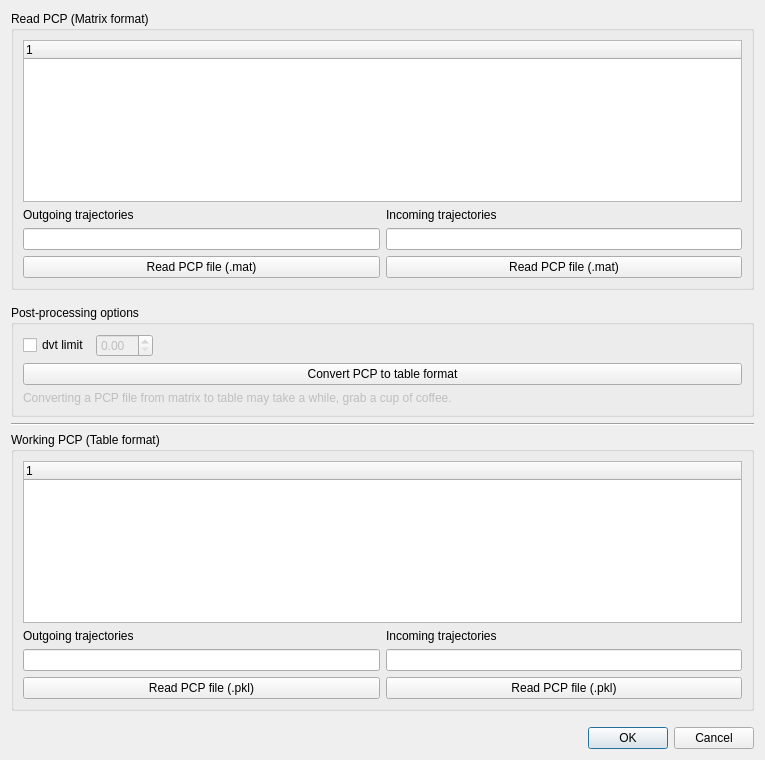
jorialand/sonet_tfm_horia, file src/sonet_pcp_manager.ui: the form before one commit.
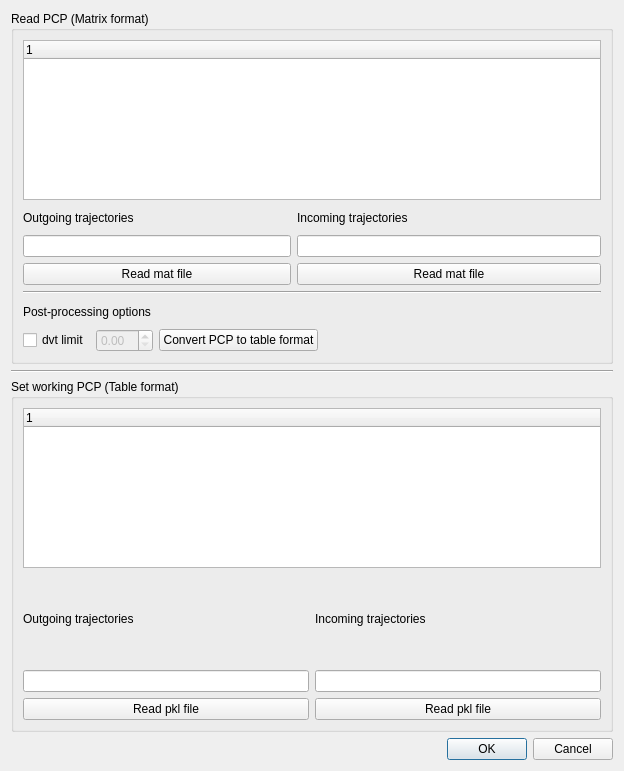
The form after the commit.

Commit message: [#46] The user can load a huge mat file, and reduce it size when converting to table, by filtering the max allowed dvt value. - Changes in SonetPCPManagerQt ui.

Diff of the .ui file:
```diff
--- a/src/sonet_pcp_manager.ui
+++ b/src/sonet_pcp_manager.ui
@@ -9,12 +9,12 @@
    <rect>
     <x>0</x>
     <y>0</y>
-    <width>765</width>
-    <height>760</height>
+    <width>624</width>
+    <height>771</height>
    </rect>
   </property>
   <property name="sizePolicy">
-   <sizepolicy hsizetype="MinimumExpanding" vsizetype="MinimumExpanding">
+   <sizepolicy hsizetype="MinimumExpanding" vsizetype="Maximum">
     <horstretch>0</horstretch>
     <verstretch>0</verstretch>
    </sizepolicy>
@@ -22,7 +22,13 @@
   <property name="minimumSize">
    <size>
     <width>0</width>
-    <height>700</height>
+    <height>0</height>
+   </size>
+  </property>
+  <property name="maximumSize">
+   <size>
+    <width>16777215</width>
+    <height>16777215</height>
    </size>
   </property>
   <property name="windowTitle">
@@ -32,111 +38,6 @@
    <double>0.970000000000000</double>
   </property>
   <layout class="QGridLayout" name="gridLayout">
-   <item row="16" column="0">
-    <layout class="QHBoxLayout" name="status_bar_HLayout">
-     <property name="sizeConstraint">
-      <enum>QLayout::SetDefaultConstraint</enum>
-     </property>
-    </layout>
-   </item>
-   <item row="9" column="0">
-    <spacer name="verticalSpacer">
-     <property name="orientation">
-      <enum>Qt::Vertical</enum>
-     </property>
-     <property name="sizeHint" stdset="0">
-      <size>
-       <width>20</width>
-       <height>40</height>
-      </size>
-     </property>
-    </spacer>
-   </item>
-   <item row="7" column="0">
-    <widget class="Line" name="line">
-     <property name="orientation">
-      <enum>Qt::Horizontal</enum>
-     </property>
-    </widget>
-   </item>
-   <item row="3" column="0">
-    <widget class="QGroupBox" name="sonet_read_pcp_qgb">
-     <property name="sizePolicy">
-      <sizepolicy hsizetype="Preferred" vsizetype="Preferred">
-       <horstretch>0</horstretch>
-       <verstretch>0</verstretch>
-      </sizepolicy>
-     </property>
-     <property name="title">
-      <string>Read PCP (Matrix format)</string>
-     </property>
-     <layout class="QGridLayout" name="gridLayout_4">
-      <item row="1" column="1">
-       <widget class="QLabel" name="label_5">
-        <property name="text">
-         <string>Incoming trajectories</string>
-        </property>
-       </widget>
-      </item>
-      <item row="0" column="0" colspan="2">
-       <widget class="QTreeWidget" name="sonet_read_pcp_qtw">
-        <property name="sizePolicy">
-         <sizepolicy hsizetype="Preferred" vsizetype="Preferred">
-          <horstretch>0</horstretch>
-          <verstretch>0</verstretch>
-         </sizepolicy>
-        </property>
-        <column>
-         <property name="text">
-          <string notr="true">1</string>
-         </property>
-        </column>
-       </widget>
-      </item>
-      <item row="3" column="0">
-       <widget class="QPushButton" name="sonet_read_pcp_outgoing_trajectories_matrix_qpb">
-        <property name="enabled">
-         <bool>true</bool>
-        </property>
-        <property name="text">
-         <string>Read PCP file (.mat)</string>
-        </property>
-       </widget>
-      </item>
-      <item row="2" column="0">
-       <widget class="QLineEdit" name="sonet__outgoing_trajectories_matrix_line_edit">
-        <property name="readOnly">
-         <bool>true</bool>
-        </property>
-       </widget>
-      </item>
-      <item row="2" column="1">
-       <widget class="QLineEdit" name="sonet__incoming_trajectories_matrix_line_edit">
-        <property name="readOnly">
-         <bool>true</bool>
-        </property>
-       </widget>
-      </item>
-      <item row="1" column="0">
-       <widget class="QLabel" name="label_4">
-        <property name="text">
-         <string>Outgoing trajectories</string>
-        </property>
-       </widget>
-      </item>
-      <item row="3" column="1">
-       <widget class="QPushButton" name="sonet_read_pcp_incoming_trajectories_matrix_qpb">
-        <property name="enabled">
-         <bool>true</bool>
-        </property>
-        <property name="text">
-         <string>Read PCP file (.mat)</string>
-        </property>
-       </widget>
-      </item>
-     </layout>
-    </widget>
-   </item>
    <item row="8" column="0">
     <widget class="QGroupBox" name="sonet_working_pcp_qgb">
      <property name="sizePolicy">
@@ -146,38 +47,9 @@
       </sizepolicy>
      </property>
      <property name="title">
-      <string>Working PCP (Table format)</string>
+      <string>Set working PCP (Table format)</string>
      </property>
      <layout class="QGridLayout" name="gridLayout_3">
-      <item row="3" column="0">
-       <widget class="QPushButton" name="sonet_read_pcp_outgoing_trajectories_table_qpb">
-        <property name="text">
-         <string>Read PCP file (.pkl)</string>
-        </property>
-       </widget>
-      </item>
-      <item row="0" column="0" colspan="2">
-       <widget class="QTreeWidget" name="sonet_working_pcp_qtw">
-        <property name="sizePolicy">
-         <sizepolicy hsizetype="Preferred" vsizetype="Preferred">
-          <horstretch>0</horstretch>
-          <verstretch>0</verstretch>
-         </sizepolicy>
-        </property>
-        <column>
-         <property name="text">
-          <string notr="true">1</string>
-         </property>
-        </column>
-       </widget>
-      </item>
-      <item row="3" column="1">
-       <widget class="QPushButton" name="sonet_read_pcp_incoming_trajectories_table_qpb">
-        <property name="text">
-         <string>Read PCP file (.pkl)</string>
-        </property>
-       </widget>
-      </item>
       <item row="2" column="1">
        <widget class="QLineEdit" name="sonet__incoming_trajectories_table_line_edit">
         <property name="readOnly">
@@ -185,6 +57,27 @@
         </property>
        </widget>
       </item>
+      <item row="0" column="0" colspan="2">
+       <widget class="QTreeWidget" name="sonet_working_pcp_qtw">
+        <property name="sizePolicy">
+         <sizepolicy hsizetype="Preferred" vsizetype="Maximum">
+          <horstretch>0</horstretch>
+          <verstretch>0</verstretch>
+         </sizepolicy>
+        </property>
+        <property name="maximumSize">
+         <size>
+          <width>16777215</width>
+          <height>160</height>
+         </size>
+        </property>
+        <column>
+         <property name="text">
+          <string notr="true">1</string>
+         </property>
+        </column>
+       </widget>
+      </item>
       <item row="2" column="0">
        <widget class="QLineEdit" name="sonet__outgoing_trajectories_table_line_edit">
         <property name="readOnly">
@@ -192,6 +85,13 @@
         </property>
        </widget>
       </item>
+      <item row="3" column="1">
+       <widget class="QPushButton" name="sonet_read_pcp_incoming_trajectories_table_qpb">
+        <property name="text">
+         <string>Read pkl file</string>
+        </property>
+       </widget>
+      </item>
       <item row="1" column="0">
        <widget class="QLabel" name="label_2">
         <property name="text">
@@ -206,42 +106,58 @@
         </property>
        </widget>
       </item>
+      <item row="3" column="0">
+       <widget class="QPushButton" name="sonet_read_pcp_outgoing_trajectories_table_qpb">
+        <property name="text">
+         <string>Read pkl file</string>
+        </property>
+       </widget>
+      </item>
      </layout>
     </widget>
    </item>
    <item row="5" column="0">
-    <widget class="QGroupBox" name="sonet_post_processing_options_qgb">
+    <widget class="Line" name="line">
+     <property name="orientation">
+      <enum>Qt::Horizontal</enum>
+     </property>
+    </widget>
+   </item>
+   <item row="9" column="0">
+    <widget class="QDialogButtonBox" name="sonet_ok_cancel_qpb_group">
+     <property name="standardButtons">
+      <set>QDialogButtonBox::Cancel|QDialogButtonBox::Ok</set>
+     </property>
+    </widget>
+   </item>
+   <item row="3" column="0">
+    <widget class="QGroupBox" name="sonet_read_pcp_qgb">
      <property name="sizePolicy">
-      <sizepolicy hsizetype="MinimumExpanding" vsizetype="MinimumExpanding">
+      <sizepolicy hsizetype="Preferred" vsizetype="Preferred">
        <horstretch>0</horstretch>
        <verstretch>0</verstretch>
       </sizepolicy>
      </property>
      <property name="title">
-      <string>Post-processing options</string>
+      <string>Read PCP (Matrix format)</string>
      </property>
-     <layout class="QGridLayout" name="gridLayout_2">
-      <item row="2" column="0" colspan="3">
-       <widget class="QPushButton" name="sonet_convert_pcp_2_table_format_qpb">
-        <property name="text">
-         <string>Convert PCP to table format</string>
+     <layout class="QGridLayout" name="gridLayout_4">
+      <item row="2" column="0" colspan="2">
+       <widget class="QLineEdit" name="sonet__outgoing_trajectories_matrix_line_edit">
+        <property name="minimumSize">
+         <size>
+          <width>268</width>
+          <height>0</height>
+         </size>
         </property>
-       </widget>
-      </item>
-      <item row="1" column="1">
-       <widget class="QDoubleSpinBox" name="sonet_dvt_limit_qdoublespinbox">
-        <property name="enabled">
-         <bool>false</bool>
+        <property name="readOnly">
+         <bool>true</bool>
         </property>
-        <property name="sizePolicy">
-         <sizepolicy hsizetype="Maximum" vsizetype="Fixed">
-          <horstretch>0</horstretch>
-          <verstretch>0</verstretch>
-         </sizepolicy>
-        </property>
        </widget>
       </item>
-      <item row="1" column="0">
+      <item row="7" column="0" colspan="5">
+       <layout class="QHBoxLayout" name="horizontalLayout">
+        <item>
        <widget class="QCheckBox" name="sonet_dvt_limit_qcb">
         <property name="sizePolicy">
          <sizepolicy hsizetype="Maximum" vsizetype="Fixed">
@@ -254,17 +170,27 @@
         </property>
        </widget>
       </item>
-      <item row="3" column="0" colspan="3">
-       <widget class="QLabel" name="label">
+        <item>
+         <widget class="QDoubleSpinBox" name="sonet_dvt_limit_qdoublespinbox">
         <property name="enabled">
          <bool>false</bool>
         </property>
+          <property name="sizePolicy">
+           <sizepolicy hsizetype="Maximum" vsizetype="Fixed">
+            <horstretch>0</horstretch>
+            <verstretch>0</verstretch>
+           </sizepolicy>
+          </property>
+         </widget>
+        </item>
+        <item>
+         <widget class="QPushButton" name="sonet_convert_pcp_2_table_format_qpb">
         <property name="text">
-         <string>Converting a PCP file from matrix to table may take a while, grab a cup of coffee.</string>
+           <string>Convert PCP to table format</string>
         </property>
        </widget>
       </item>
-      <item row="1" column="2">
+        <item>
        <spacer name="horizontalSpacer">
         <property name="orientation">
          <enum>Qt::Horizontal</enum>
@@ -278,26 +204,90 @@
        </spacer>
       </item>
      </layout>
-    </widget>
-   </item>
-   <item row="4" column="0">
-    <spacer name="verticalSpacer_2">
+      </item>
+      <item row="5" column="0" colspan="5">
+       <widget class="Line" name="line_2">
      <property name="orientation">
-      <enum>Qt::Vertical</enum>
-     </property>
-     <property name="sizeHint" stdset="0">
+         <enum>Qt::Horizontal</enum>
+        </property>
+       </widget>
+      </item>
+      <item row="0" column="0" colspan="5">
+       <widget class="QTreeWidget" name="sonet_read_pcp_qtw">
+        <property name="sizePolicy">
+         <sizepolicy hsizetype="Preferred" vsizetype="Maximum">
+          <horstretch>0</horstretch>
+          <verstretch>0</verstretch>
+         </sizepolicy>
+        </property>
+        <property name="maximumSize">
       <size>
-       <width>20</width>
-       <height>40</height>
-      </size>
-     </property>
-    </spacer>
-   </item>
-   <item row="14" column="0">
-    <widget class="QDialogButtonBox" name="sonet_ok_cancel_qpb_group">
-     <property name="standardButtons">
-      <set>QDialogButtonBox::Cancel|QDialogButtonBox::Ok</set>
-     </property>
+          <width>16777215</width>
+          <height>160</height>
+         </size>
+        </property>
+        <column>
+         <property name="text">
+          <string notr="true">1</string>
+         </property>
+        </column>
+       </widget>
+      </item>
+      <item row="1" column="0" colspan="2">
+       <widget class="QLabel" name="label_4">
+        <property name="text">
+         <string>Outgoing trajectories</string>
+        </property>
+       </widget>
+      </item>
+      <item row="6" column="0">
+       <widget class="QLabel" name="label">
+        <property name="text">
+         <string>Post-processing options</string>
+        </property>
+       </widget>
+      </item>
+      <item row="1" column="2" colspan="3">
+       <widget class="QLabel" name="label_5">
+        <property name="text">
+         <string>Incoming trajectories</string>
+        </property>
+       </widget>
+      </item>
+      <item row="3" column="0" colspan="2">
+       <widget class="QPushButton" name="sonet_read_pcp_outgoing_trajectories_matrix_qpb">
+        <property name="enabled">
+         <bool>true</bool>
+        </property>
+        <property name="text">
+         <string>Read mat file</string>
+        </property>
+       </widget>
+      </item>
+      <item row="3" column="2" colspan="3">
+       <widget class="QPushButton" name="sonet_read_pcp_incoming_trajectories_matrix_qpb">
+        <property name="enabled">
+         <bool>true</bool>
+        </property>
+        <property name="text">
+         <string>Read mat file</string>
+        </property>
+       </widget>
+      </item>
+      <item row="2" column="2" colspan="3">
+       <widget class="QLineEdit" name="sonet__incoming_trajectories_matrix_line_edit">
+        <property name="minimumSize">
+         <size>
+          <width>268</width>
+          <height>0</height>
+         </size>
+        </property>
+        <property name="readOnly">
+         <bool>true</bool>
+        </property>
+       </widget>
+      </item>
+     </layout>
     </widget>
    </item>
   </layout>
```
Left out of the diff: 7 changed lines with no effect on the pictures. Lines whose indentation alone changed are shown as unchanged. The commit also changes 2 other files.
